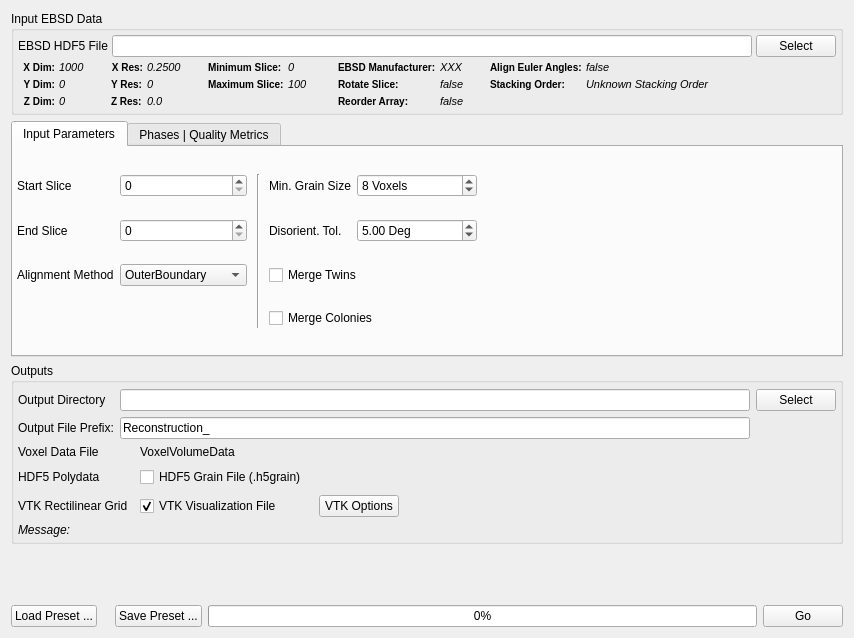
The window that Source/Plugins/Reconstruction/UI/ReconstructionWidget.ui (BlueQuartzSoftware/DREAM3D) describes before a commit, drawn with Qt 5.
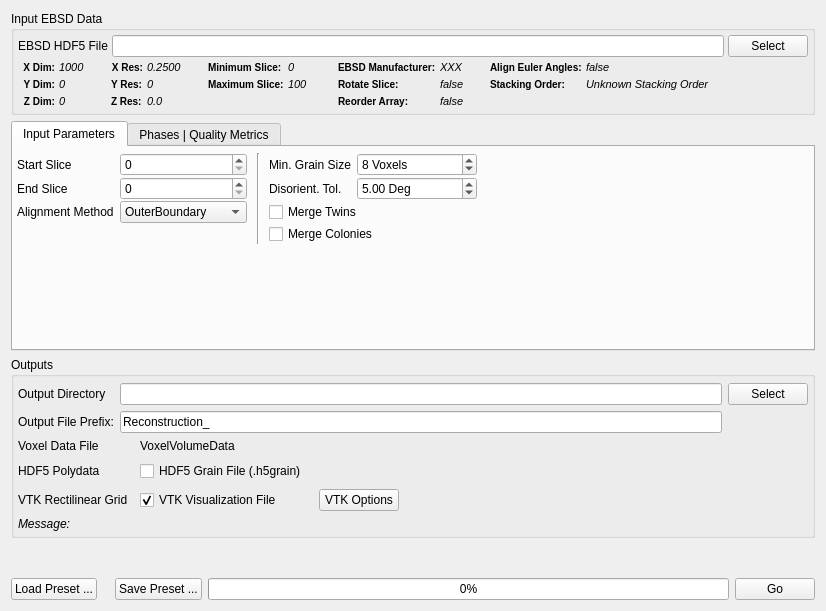
The same window after the commit. Icons and pictures are not drawn. Custom widgets are drawn as their Qt base class.

Commit message: Adding images for the StatsGenerator Equations for the max and min bin cutoff. Updating the HTML documentation to be valid HTML. Adding a HelpDialog window to the StatsGenerator application. Updating some screen shots. Fixing some layout issues with the stats Generator User interface by using style sheets to control the font weight and size across all platforms

The edit to the form file:
```diff
--- a/Source/Plugins/Reconstruction/UI/ReconstructionWidget.ui
+++ b/Source/Plugins/Reconstruction/UI/ReconstructionWidget.ui
@@ -6,8 +6,8 @@
    <rect>
     <x>0</x>
     <y>0</y>
-    <width>854</width>
-    <height>638</height>
+    <width>826</width>
+    <height>611</height>
    </rect>
   </property>
   <property name="sizePolicy">
@@ -789,7 +789,7 @@
       <attribute name="title">
        <string>Input Parameters</string>
       </attribute>
-      <layout class="QGridLayout" name="gridLayout_6" rowstretch="1,1,1,1">
+      <layout class="QGridLayout" name="gridLayout_6" rowstretch="1,1,1,1,0">
        <property name="leftMargin">
         <number>4</number>
        </property>
@@ -963,6 +963,19 @@
          </property>
         </widget>
        </item>
+       <item row="4" column="4">
+        <spacer name="verticalSpacer">
+         <property name="orientation">
+          <enum>Qt::Vertical</enum>
+         </property>
+         <property name="sizeHint" stdset="0">
+          <size>
+           <width>20</width>
+           <height>40</height>
+          </size>
+         </property>
+        </spacer>
+       </item>
       </layout>
      </widget>
      <widget class="QWidget" name="phase_quality_metric_tab">
```
The commit also changes 15 other files.
